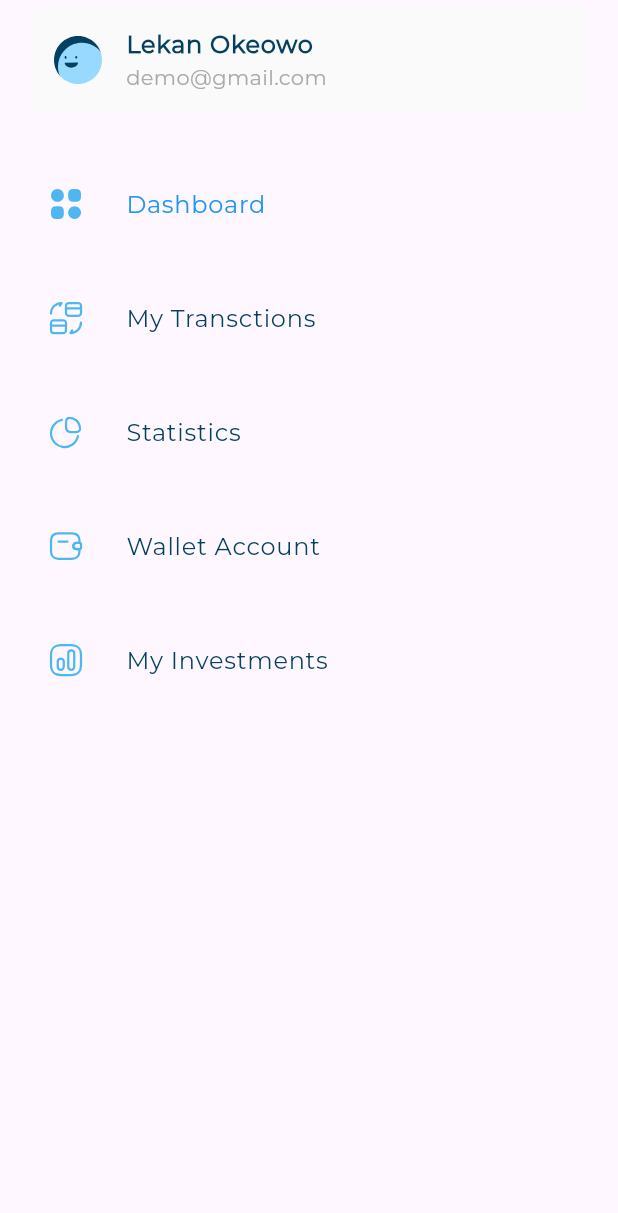
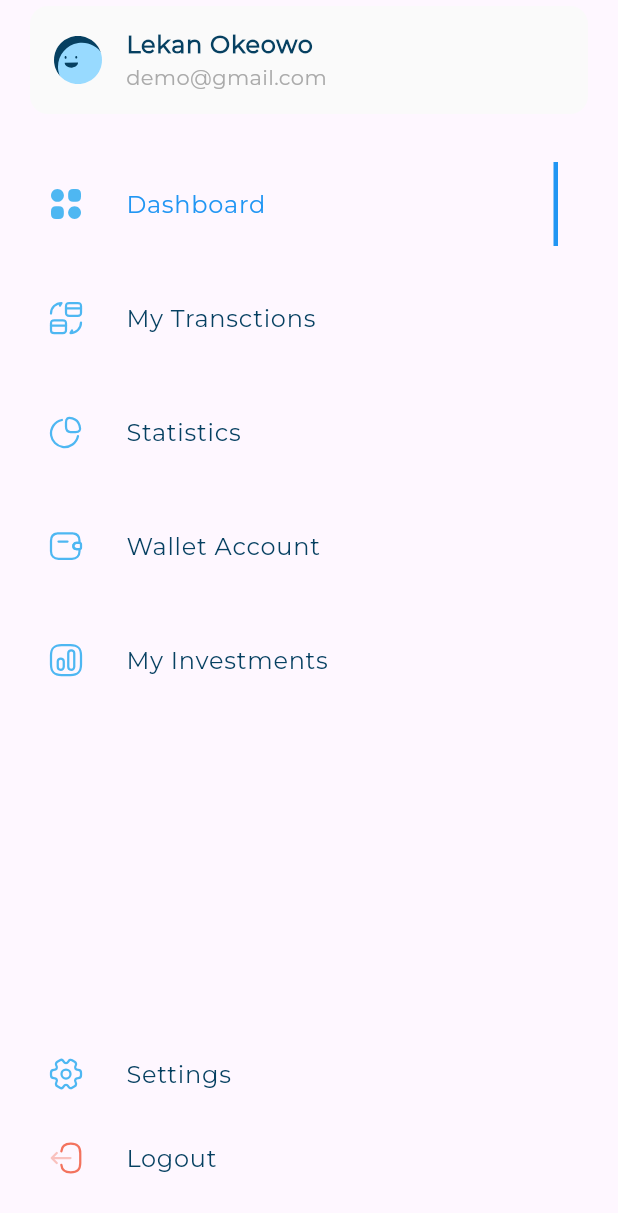
Before and after one commit to raneemn/responsive_dashboard, a Flutter app: the CustomDrawer widget shown alone on an empty page, opened directly, on a phone screen of 412 x 824 dp. Shown: the top 1213 px of the screen. Run offline on Flutter 3.47's test engine with Material 3 defaults, Android fonts, the phone set to English and light mode, and no system bars; our stand-ins replace flutter_svg.

Commit message:
add settings and logout items and make custom drawer responsive by change column to customScrollView in custom_drawer.dart

```diff
--- a/lib/widgets/custom_drawer.dart
+++ b/lib/widgets/custom_drawer.dart
@@ -1,6 +1,7 @@
 import 'package:flutter/material.dart';
+import 'package:responsive_dashboard/models/drawer_item_model.dart';
 import 'package:responsive_dashboard/utils/app_images.dart';
-import 'package:responsive_dashboard/widgets/custom_drawer_widgets/drawer_item.dart';
+import 'package:responsive_dashboard/widgets/custom_drawer_widgets/active_inActive_item.dart';
 import 'package:responsive_dashboard/widgets/custom_drawer_widgets/user_info_listTile.dart';
 
 import 'custom_drawer_widgets/drawer_items_listView.dart';
@@ -12,16 +13,37 @@ class CustomDrawer extends StatelessWidget {
   Widget build(BuildContext context) {
     return Container(
       margin: EdgeInsets.symmetric(horizontal: 16),
-      child: Column(
-        children: [
-          UserInfoListTile(
-              image: Assets.imagesAvatar3,
-              title: 'Lekan Okeowo',
-              subtitle: 'demo@gmail.com'),
-          const SizedBox(
-            height: 8,
+      child: CustomScrollView(
+        slivers: [
+          SliverToBoxAdapter(
+            child: UserInfoListTile(
+                image: Assets.imagesAvatar3,
+                title: 'Lekan Okeowo',
+                subtitle: 'demo@gmail.com'),
           ),
-          Expanded(child: DrawerItemsListView())
+          SliverToBoxAdapter(
+            child: const SizedBox(
+              height: 8,
+            ),
+          ),
+          DrawerItemsListView(),
+          SliverFillRemaining(
+            hasScrollBody: false,
+            child: Column(
+              children: [
+                Expanded(child: SizedBox()),
+                InActiveItem(
+                    drawerItemModel: DrawerItemModel(
+                        title: 'Settings', image: Assets.imagesSettings)),
+                InActiveItem(
+                    drawerItemModel: DrawerItemModel(
+                        title: 'Logout', image: Assets.imagesLogout)),
+                SizedBox(
+                  height: 24,
+                )
+              ],
+            ),
+          )
         ],
       ),
     );
--- /dev/null
+++ b/lib/widgets/custom_drawer_widgets/active_inActive_item.dart
@@ -0,0 +1,58 @@
+import 'package:flutter/material.dart';
+import 'package:flutter_svg/svg.dart';
+
+import '../../models/drawer_item_model.dart';
+import '../../utils/app_styles.dart';
+
+class InActiveItem extends StatelessWidget {
+  const InActiveItem({
+    super.key,
+    required this.drawerItemModel,
+  });
+
+  final DrawerItemModel drawerItemModel;
+
+  @override
+  Widget build(BuildContext context) {
+    return ListTile(
+      leading: SvgPicture.asset(drawerItemModel.image),
+      title: Padding(
+        padding: const EdgeInsets.only(left: 12),
+        child: Text(
+          drawerItemModel.title,
+          style: AppStyles.styleMedium16(context),
+
+        ),
+      ),
+    );
+  }
+}
+
+class ActiveItem extends StatelessWidget {
+  const ActiveItem({
+    super.key,
+    required this.drawerItemModel,
+  });
+
+  final DrawerItemModel drawerItemModel;
+
+  @override
+  Widget build(BuildContext context) {
+    return ListTile(
+      leading: SvgPicture.asset(drawerItemModel.image),
+      title: Padding(
+        padding: const EdgeInsets.only(left: 12),
+        child: Text(
+          drawerItemModel.title,
+          style: AppStyles.styleMedium16(context).copyWith(color: Colors.blue),
+
+        ),
+
+      ),
+      trailing: Container(
+        width: 3,
+        decoration: BoxDecoration(color: Colors.blue),
+      ),
+    );
+  }
+}
--- a/lib/widgets/custom_drawer_widgets/drawer_item.dart
+++ b/lib/widgets/custom_drawer_widgets/drawer_item.dart
@@ -3,23 +3,18 @@ import 'package:flutter_svg/flutter_svg.dart';
 import 'package:responsive_dashboard/models/drawer_item_model.dart';
 import 'package:responsive_dashboard/utils/app_styles.dart';
 
+import 'active_inActive_item.dart';
+
 class DrawerItem extends StatelessWidget {
-  const DrawerItem({super.key, required this.drawerItemModel, required this.isActive});
+  const DrawerItem(
+      {super.key, required this.drawerItemModel, required this.isActive});
 
   final DrawerItemModel drawerItemModel;
   final bool isActive;
   @override
   Widget build(BuildContext context) {
-    return ListTile(
-      leading: SvgPicture.asset(drawerItemModel.image),
-      title: Padding(
-        padding: const EdgeInsets.only(left: 12),
-        child: Text(
-          drawerItemModel.title,
-          style: isActive ? AppStyles.styleMedium16(context).copyWith(color: Colors.blue) : AppStyles.styleMedium16(context),
-
-        ),
-      ),
-    );
+    return isActive
+        ? ActiveItem(drawerItemModel: drawerItemModel)
+        : InActiveItem(drawerItemModel: drawerItemModel);
   }
 }
--- a/lib/widgets/custom_drawer_widgets/drawer_items_listView.dart
+++ b/lib/widgets/custom_drawer_widgets/drawer_items_listView.dart
@@ -26,7 +26,8 @@ class _DrawerItemsListViewState extends State<DrawerItemsListView> {
 
   @override
   Widget build(BuildContext context) {
-    return ListView.builder(
+    return SliverList.builder(
+
         itemCount: drawerItems.length,
         itemBuilder: (context, index) {
           return GestureDetector(
```
